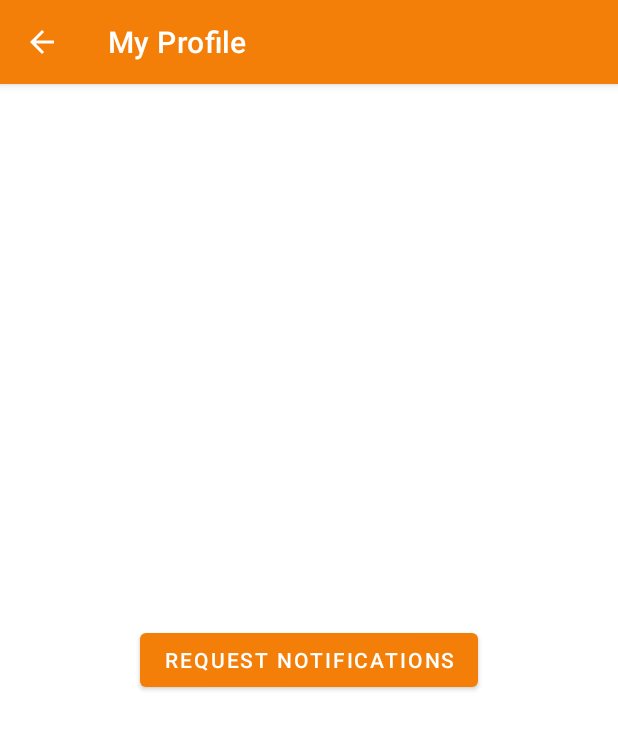
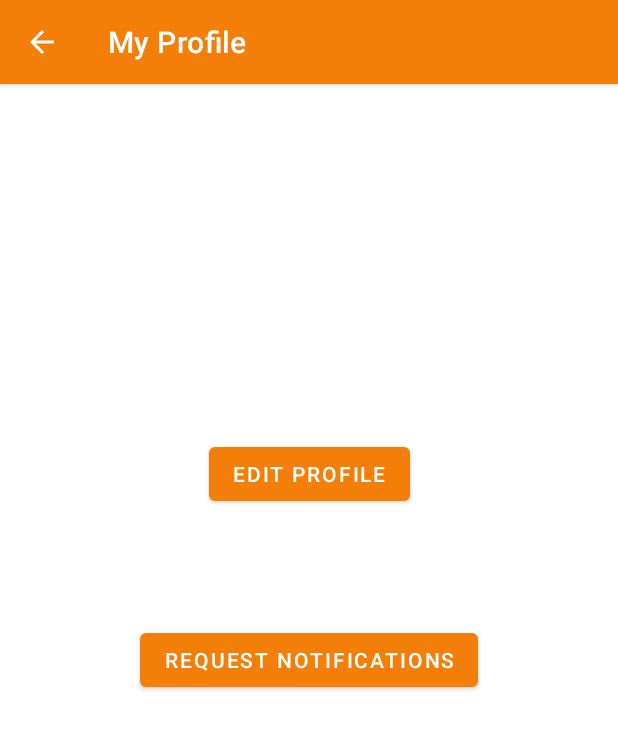
Before and after one commit to Erodri07/SU_Social, an Android app: the Profile screen opened directly, with no data from a screen before it, on a phone screen of 412 x 824 dp. Shown: the top 729 px of the screen. Run offline under Robolectric (Android 15) with nearby library versions, the phone set to English and light mode, and no system bars.

Commit message:
Edited Profile page with added "edit profile" button

```diff
--- a/app/src/main/AndroidManifest.xml
+++ b/app/src/main/AndroidManifest.xml
@@ -14,6 +14,9 @@
         android:supportsRtl="true"
         android:theme="@style/Theme.SUSocial"
         tools:targetApi="31">
+        <activity
+            android:name=".UserRegistration"
+            android:exported="false" />
         <activity
             android:name=".Message"
             android:exported="false"
--- a/app/src/main/res/layout/activity_profile.xml
+++ b/app/src/main/res/layout/activity_profile.xml
@@ -15,4 +15,15 @@
         app:layout_constraintEnd_toEndOf="parent"
         app:layout_constraintStart_toStartOf="parent"
         app:layout_constraintTop_toTopOf="parent" />
+
+    <Button
+        android:id="@+id/EditProfile"
+        android:layout_width="wrap_content"
+        android:layout_height="wrap_content"
+        android:layout_marginTop="236dp"
+        android:text="Edit Profile"
+        app:layout_constraintEnd_toEndOf="parent"
+        app:layout_constraintStart_toStartOf="parent"
+        app:layout_constraintTop_toTopOf="parent" />
+
 </androidx.constraintlayout.widget.ConstraintLayout>
```
Also changed, not shown: app/src/main/java/com/example/susocial/UserRegistration.java (added, +14 -0 lines), app/src/main/res/layout/activity_login_ui.xml (+10 -10 lines), app/src/main/res/layout/activity_user_registration.xml (added, +25 -0 lines).
